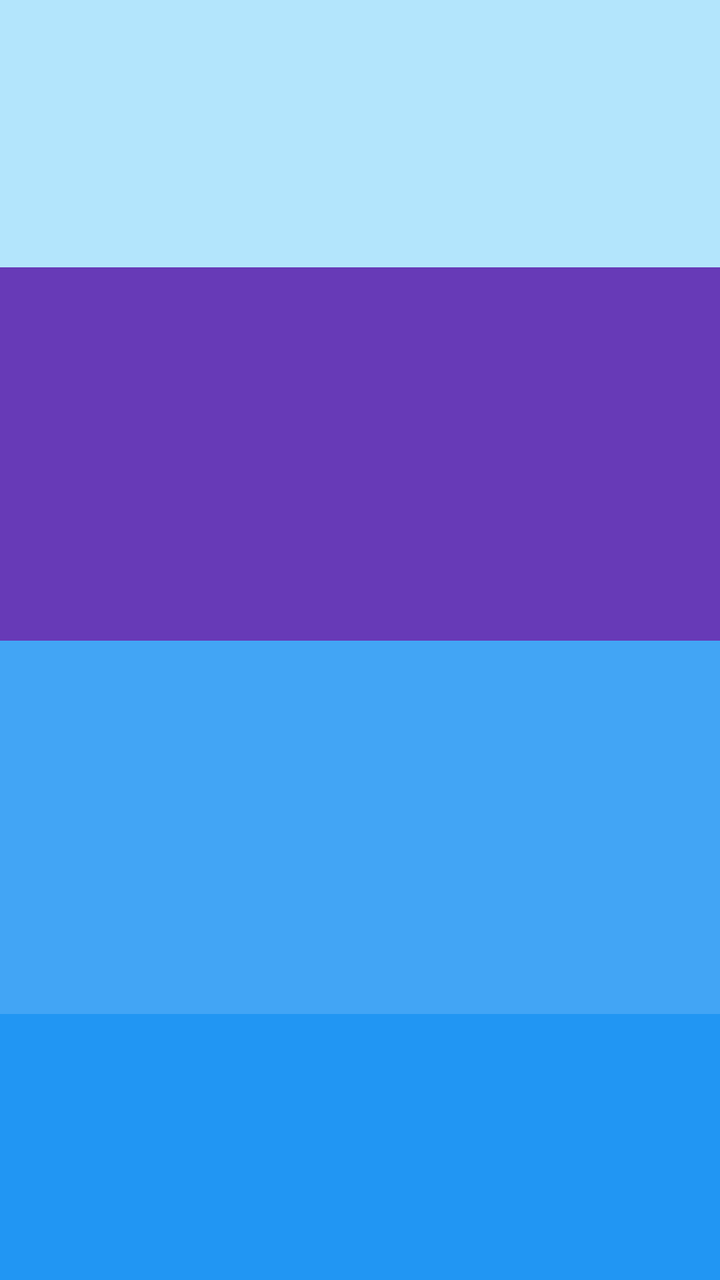
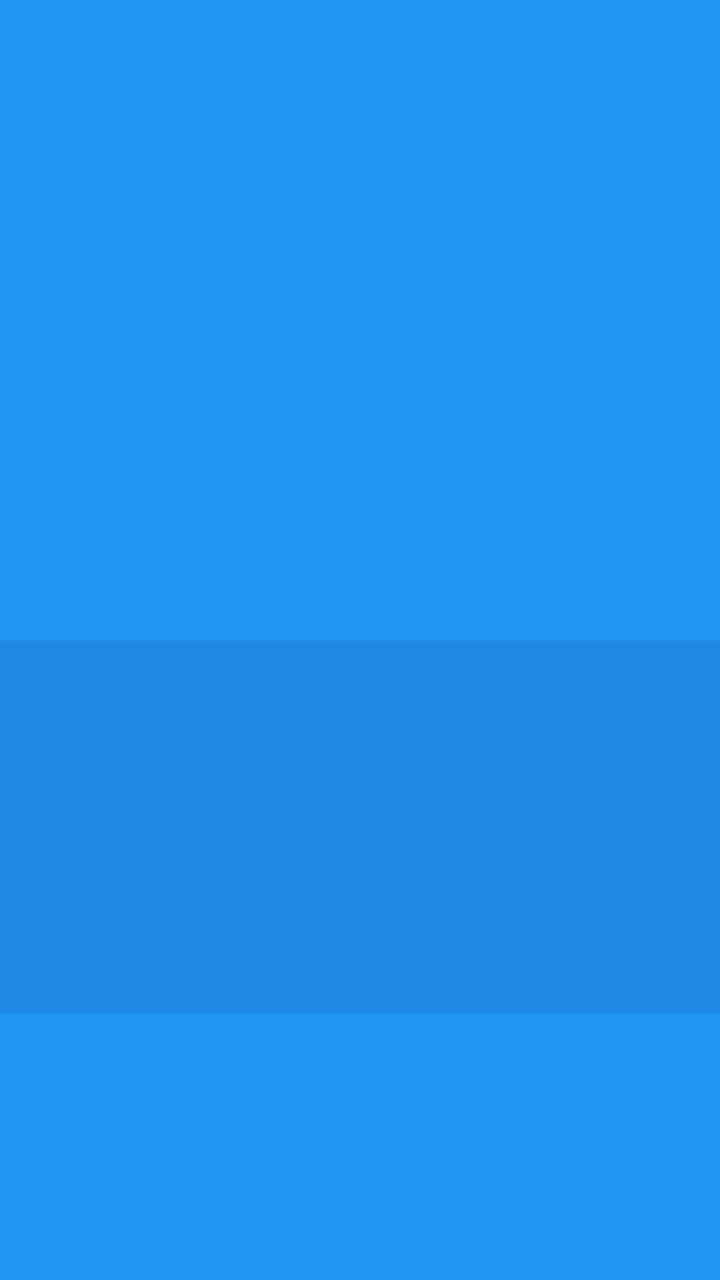

The first picture is an Android layout as it rendered before a commit; the second is the same layout after the commit. The layout source and the unified diff follow.
<!-- AndroidManifest.xml: application theme Theme.Assignment1 -->
<!-- res/layout/activity_game.xml -->
<?xml version="1.0" encoding="utf-8"?>
<LinearLayout xmlns:android="http://schemas.android.com/apk/res/android"
    android:layout_width="match_parent"
    android:layout_height="wrap_content"
    android:background="#B3E5FC"
    android:gravity="center"
    android:orientation="vertical">

    <TextView
        android:id="@+id/goodLuckTextView"
        android:layout_width="wrap_content"
        android:layout_height="wrap_content"
        android:layout_weight="1"
        android:text="Good luck, string!"
        android:textSize="20sp" />

    <LinearLayout
        android:id="@+id/optionsArea"
        android:layout_width="wrap_content"
        android:layout_height="match_parent"
        android:layout_weight="1"
        android:background="#B3E5FC"
        android:orientation="horizontal">

        <Button
            android:id="@+id/shareScoreButton"
            android:layout_width="wrap_content"
            android:layout_height="wrap_content"
            android:layout_weight="1"
            android:onClick="shareScoreChosen"
            android:text="Share my score"
            android:textSize="20sp" />

        <Button
            android:id="@+id/backButton"
            android:layout_width="wrap_content"
            android:layout_height="wrap_content"
            android:layout_weight="1"
            android:text="Back"
            android:textSize="20sp" />

    </LinearLayout>

    <LinearLayout
        android:id="@+id/boardArea"
        android:layout_width="match_parent"
        android:layout_height="match_parent"
        android:layout_weight="1"
        android:gravity="center"
        android:orientation="vertical">

        <LinearLayout
            android:id="@+id/addArea"
            android:layout_width="match_parent"
            android:layout_height="match_parent"
            android:layout_weight="1"
            android:background="#673AB7"
            android:gravity="center"
            android:orientation="horizontal">

        </LinearLayout>

        <LinearLayout
            android:id="@+id/verticalGroupsArea"
            android:layout_width="match_parent"
            android:layout_height="match_parent"
            android:layout_weight="1"
            android:background="#42A5F5"
            android:gravity="center"
            android:orientation="horizontal">

        </LinearLayout>

    </LinearLayout>

    <LinearLayout
        android:id="@+id/winningParticipantArea"
        android:layout_width="match_parent"
        android:layout_height="match_parent"
        android:layout_weight="1"
        android:background="#2196F3"
        android:orientation="horizontal">

    </LinearLayout>


    <TextView
        android:id="@+id/scoreTextView"
        android:layout_width="wrap_content"
        android:layout_height="wrap_content"
        android:layout_weight="1"
        android:text="Score"
        android:textSize="20sp" />


</LinearLayout>
<!-- resources referenced by this layout -->
<resources>
  <style name="Theme.Assignment1" parent="Base.Theme.Assignment1" />
  <style name="Base.Theme.Assignment1" parent="Theme.Material3.DayNight.NoActionBar">
          
          
      </style>
</resources>

<!-- the commit's change to res/layout/activity_game.xml (unified diff, before → after) -->
@@ -2,7 +2,7 @@
 <LinearLayout xmlns:android="http://schemas.android.com/apk/res/android"
     android:layout_width="match_parent"
     android:layout_height="wrap_content"
-    android:background="#B3E5FC"
+    android:background="#2196F3"
     android:gravity="center"
     android:orientation="vertical">
 
@@ -12,6 +12,7 @@
         android:layout_height="wrap_content"
         android:layout_weight="1"
         android:text="Good luck, string!"
+        android:textColor="@color/white"
         android:textSize="20sp" />
 
     <LinearLayout
@@ -19,7 +20,6 @@
         android:layout_width="wrap_content"
         android:layout_height="match_parent"
         android:layout_weight="1"
-        android:background="#B3E5FC"
         android:orientation="horizontal">
 
         <Button
@@ -54,7 +54,6 @@
             android:layout_width="match_parent"
             android:layout_height="match_parent"
             android:layout_weight="1"
-            android:background="#673AB7"
             android:gravity="center"
             android:orientation="horizontal">
 
@@ -65,7 +64,7 @@
             android:layout_width="match_parent"
             android:layout_height="match_parent"
             android:layout_weight="1"
-            android:background="#42A5F5"
+            android:background="#1E88E5"
             android:gravity="center"
             android:orientation="horizontal">
 
@@ -90,6 +89,7 @@
         android:layout_height="wrap_content"
         android:layout_weight="1"
         android:text="Score"
+        android:textColor="@color/white"
         android:textSize="20sp" />
 
 
<!-- resource entries referenced after the edit -->
@@ -1,5 +1,6 @@
 <!-- resources referenced by this layout -->
 <resources>
+  <color name="white">#FFFFFFFF</color>
   <style name="Theme.Assignment1" parent="Base.Theme.Assignment1" />
   <style name="Base.Theme.Assignment1" parent="Theme.Material3.DayNight.NoActionBar">
           
